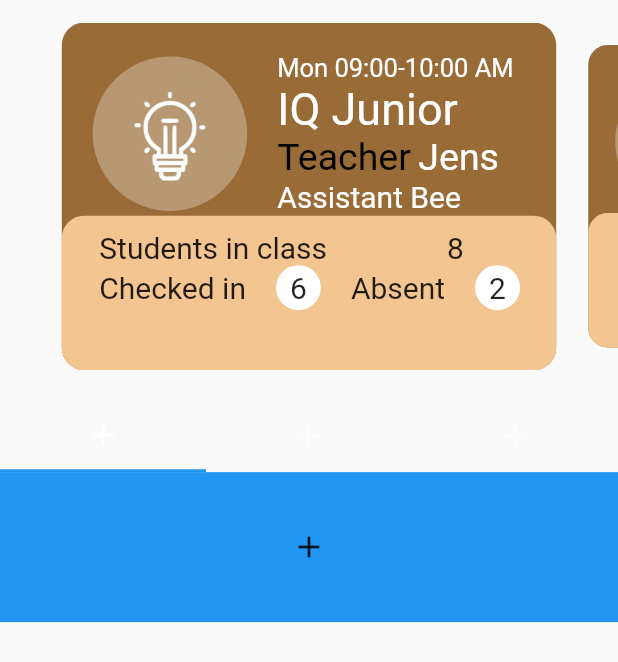
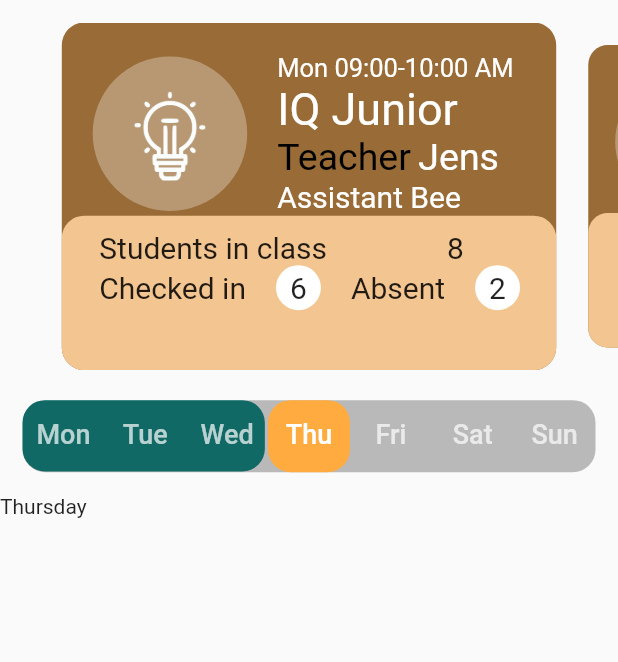
Before and after one commit to Jens-source/buildabrain, a Flutter app: the Dashboard widget shown alone on an empty page, opened directly, on a phone screen of 412 x 824 dp. Shown: the top 662 px of the screen. Run offline on Flutter 3.47's test engine with Material 2 defaults, Android fonts, the phone set to English and light mode, and no system bars; drawn by our look-alikes of carousel_slider; our stand-ins replace cloud_firestore, firebase_auth, firebase_storage, flutter_cache_manager, google_sign_in, image_cropper and 3 more; missing offline and left inert: animated_splash, calendar_strip, qrscan; accounts and stored records are empty.

Commit message:
Creating dashboard for management

```diff
--- a/lib/Owner/dashboard.dart
+++ b/lib/Owner/dashboard.dart
@@ -1,4 +1,5 @@
 import 'package:carousel_slider/carousel_slider.dart';
+import 'package:cloud_firestore/cloud_firestore.dart';
 import 'package:flutter/material.dart';
 import 'package:intl/intl.dart';
 
@@ -14,14 +15,66 @@ with SingleTickerProviderStateMixin{
   List<Container> todayCards = [];
   int _current = 0;
   TabController tabController;
+  int initialDateIndex = 0;
+  String weekDay;
+
+
+  Future <String> wd(num){
+    switch(num){
+      case 0 : {
+        weekDay = "Monday";
+      }
+      break;
+      case 1 : {
+        weekDay = "Tuesday";
+      }
+      break;
+      case 2 : {
+        weekDay = "Wednesday";
+      }
+      break;
+      case 3 : {
+        weekDay = "Thursday";
+      }
+      break;
+      case 4 : {
+        weekDay = "Friday";
+      }
+      break;
+      case 5 : {
+        weekDay = "Saturday";
+      }
+      break;
+      case 6 : {
+        weekDay = "Sunday";
+      }
+      break;
+    }
+  }
+
+  @override
+  void initState() {
+    initialDateIndex = DateTime.now().weekday - 1;
 
 
 
+
+
+    tabController = new TabController(length: 7, vsync: this, initialIndex: initialDateIndex);
+    wd(tabController.index);
+
+
+
+
+
+    super.initState();
+  }
+
+
   @override
-  void initState() {
-
-    tabController = new TabController(length: 3, vsync: this);
-    super.initState();
+  void dispose() {
+    tabController.dispose();
+    super.dispose();
   }
 
 
@@ -37,6 +90,7 @@ with SingleTickerProviderStateMixin{
         .of(context)
         .size
         .height;
+
 
 
 
@@ -271,43 +325,91 @@ with SingleTickerProviderStateMixin{
             SizedBox(
               height: 20,
             ),
+            Stack(
+              children: [
+
                 Container(
-              color: ,
+                  height: 47.5,
+                  width: (width * 3/7) -15,
+                  decoration: BoxDecoration(
+                    borderRadius: BorderRadius.all(Radius.circular(15)),
+                    color: Color.fromRGBO(23, 142, 137, 1),
+                  ),
+                ),
+
+                Container(
+                  width: width -30,
+                  decoration: BoxDecoration(
+                    borderRadius: BorderRadius.all(Radius.circular(15)),
+                    color: Colors.black26,
+                  ),
+
                   child: TabBar(
                     controller: tabController,
+                    labelPadding: EdgeInsets.only(left: 1, right: 1),
+
+                    indicator: CustomTabIndicator(),
+                    labelStyle: TextStyle(
+                        fontSize: 18
+                    ),
                     tabs: [
-                  Tab(
-                    icon: Icon(Icons.add),
+                      Container(
+                        child: Tab(
+                          text: "Mon",
+                        ),
                       ),
                       Tab(
-                    icon: Icon(Icons.add),
+                        text: "Tue",
                       ),
                       Tab(
-                    icon: Icon(Icons.add),
+                        text: "Wed",
                       ),
+                      Tab(
+                        text: "Thu",
+                      ),
+                      Tab(
+                        text: "Fri",
+                      ),
+                      Tab(
+                        text: "Sat",
+                      ),
+                      Tab(
+                        text: "Sun",
+                      ),
+
+
                     ],
                   ),
                 ),
 
 
+              ],
+            ),
+
+
+
+            SizedBox(
+              height: 15,
+            ),
 
 
             Container(
-              height: 100,
+              height: 200,
               width: width,
-              color: Colors.blue,
+
               child: TabBarView(
                 controller: tabController,
+
                 children: [
-                  Tab(
-                    icon: Icon(Icons.add),
-                  ),
-                  Tab(
-                    icon: Icon(Icons.add),
-                  ),
-                  Tab(
-                    icon: Icon(Icons.add),
-                  ),
+
+
+                 Container(child: Text(weekDay),),
+                 Container(child: Text(weekDay),),
+                 Container(child: Text(weekDay),),
+                 Container(child: Text(weekDay),),
+                 Container(child: Text(weekDay),),
+                 Container(child: Text(weekDay),),
+                 Container(child: Text(weekDay),),
 
                 ],
               )
@@ -320,4 +422,37 @@ with SingleTickerProviderStateMixin{
 
     );
   }
+
 }
+class CustomTabIndicator extends Decoration {
+
+  @override
+  _CustomPainter createBoxPainter([VoidCallback onChanged]) {
+    return new _CustomPainter(this, onChanged);
+  }
+
+}
+
+class _CustomPainter extends BoxPainter {
+
+  final CustomTabIndicator decoration;
+
+  _CustomPainter(this.decoration, VoidCallback onChanged)
+      : assert(decoration != null),
+        super(onChanged);
+
+  @override
+  void paint(Canvas canvas, Offset offset, ImageConfiguration configuration) {
+    assert(configuration != null);
+    assert(configuration.size != null);
+
+    //offset is the position from where the decoration should be drawn.
+    //configuration.size tells us about the height and width of the tab.
+    final Rect rect = offset & configuration.size;
+    final Paint paint = Paint();
+    paint.color = Colors.orangeAccent;
+    paint.style = PaintingStyle.fill;
+    canvas.drawRRect(RRect.fromRectAndRadius(rect, Radius.circular(15.0)), paint);
+  }
+
+}
```
Lines whose indentation alone changed are shown as unchanged.
